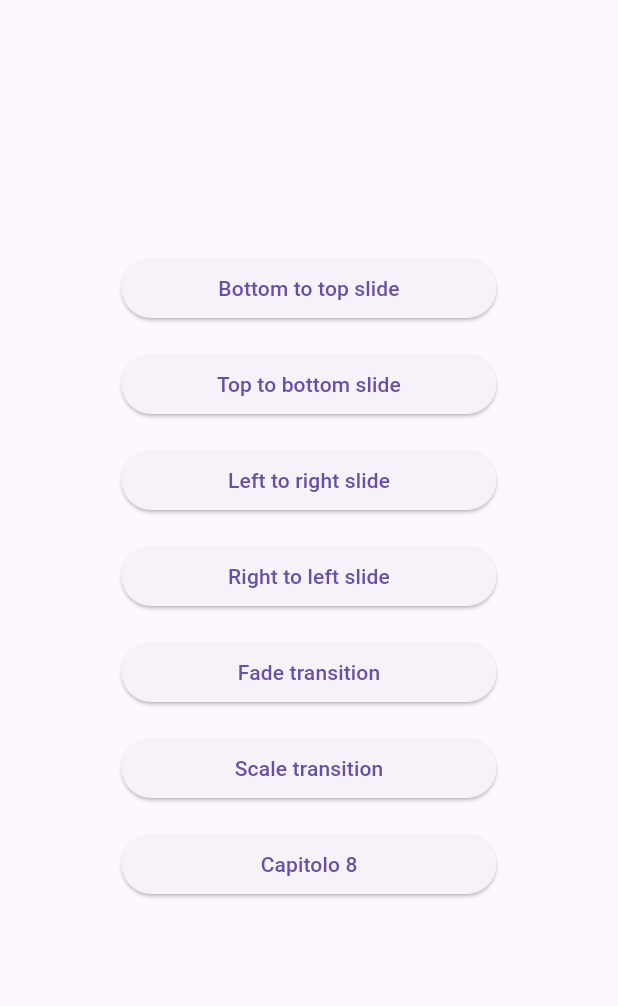
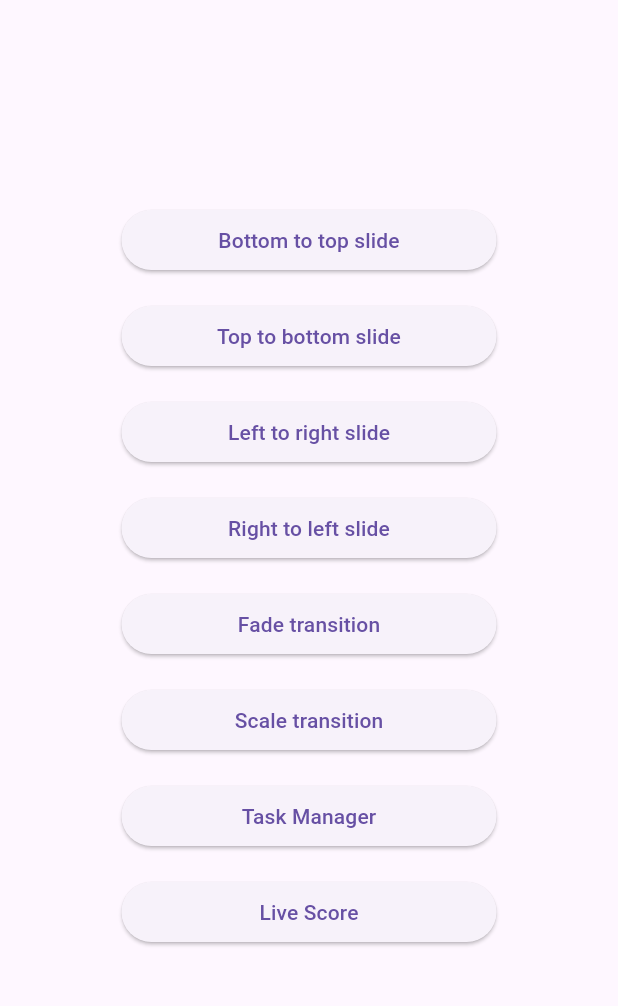
Before and after one commit to GianniGolino/flutter_course, a Flutter app: the screen it shows after launch, on a phone screen of 412 x 824 dp, the part 84-1090 px from its top. Run offline on Flutter 3.47's test engine with Material 3 defaults, Android fonts, the phone set to English and light mode, and no system bars; our stand-ins replace auto_size_text, gap.

Commit message:
Live Score - Implementazione UI

```diff
--- a/lib/pages/home_page.dart
+++ b/lib/pages/home_page.dart
@@ -1,5 +1,5 @@
 import 'package:flutter/material.dart';
-import 'package:flutter_animations/model/animation.dart';
+import 'package:flutter_animations/widgets/button_column_widget.dart';
 
 class HomePage extends StatelessWidget {
   const HomePage({super.key});
@@ -12,114 +12,7 @@ class HomePage extends StatelessWidget {
           elevation: 2,
           title: const Text('Animations'),
         ),
-        body: Center(
-          child: Column(
-            mainAxisAlignment: MainAxisAlignment.center,
-            children: [
-              SizedBox(
-                width: 250,
-                child: ElevatedButton(
-                  onPressed: () {
-                    Navigator.of(context).push(bottomToTopSlide());
-                  },
-                  child: const Text('Bottom to top slide'),
-                ),
-              ),
-              const Padding(
-                padding: EdgeInsets.only(bottom: 8.0),
-              ),
-              const Padding(
-                padding: EdgeInsets.only(top: 8.0),
-              ),
-              SizedBox(
-                width: 250,
-                child: ElevatedButton(
-                  onPressed: () {
-                    Navigator.of(context).push(topToBottomSlide());
-                  },
-                  child: const Text('Top to bottom slide'),
-                ),
-              ),
-              const Padding(
-                padding: EdgeInsets.only(bottom: 8.0),
-              ),
-              const Padding(
-                padding: EdgeInsets.only(top: 8.0),
-              ),
-              SizedBox(
-                width: 250,
-                child: ElevatedButton(
-                  onPressed: () {
-                    Navigator.of(context).push(leftToRightSlide());
-                  },
-                  child: const Text('Left to right slide'),
-                ),
-              ),
-              const Padding(
-                padding: EdgeInsets.only(bottom: 8.0),
-              ),
-              const Padding(
-                padding: EdgeInsets.only(top: 8.0),
-              ),
-              SizedBox(
-                width: 250,
-                child: ElevatedButton(
-                  onPressed: () {
-                    Navigator.of(context).push(rightToLeftSlide());
-                  },
-                  child: const Text('Right to left slide'),
-                ),
-              ),
-              const Padding(
-                padding: EdgeInsets.only(bottom: 8.0),
-              ),
-              const Padding(
-                padding: EdgeInsets.only(top: 8.0),
-              ),
-              SizedBox(
-                width: 250,
-                child: ElevatedButton(
-                  onPressed: () {
-                    Navigator.of(context).push(fadeTransition());
-                  },
-                  child: const Text('Fade transition'),
-                ),
-              ),
-              const Padding(
-                padding: EdgeInsets.only(bottom: 8.0),
-              ),
-              const Padding(
-                padding: EdgeInsets.only(top: 8.0),
-              ),
-              SizedBox(
-                width: 250,
-                child: ElevatedButton(
-                  onPressed: () {
-                    Navigator.of(context).push(scaleTransition());
-                  },
-                  child: const Text('Scale transition'),
-                ),
-              ),
-              const Padding(
-                padding: EdgeInsets.only(bottom: 8.0),
-              ),
-              const Padding(
-                padding: EdgeInsets.only(top: 8.0),
-              ),
-              SizedBox(
-                width: 250,
-                child: ElevatedButton(
-                  onPressed: () {
-                    Navigator.of(context).push(
-                      toChapter8(),
-                    );
-                  },
-                  child: const Text('Capitolo 8'),
-                ),
-              ),
-            ],
-          ),
-        ),
+        body: const ButtonColumnWidget(),
       ),
     );
   }
--- /dev/null
+++ b/lib/widgets/button_column_widget.dart
@@ -0,0 +1,114 @@
+import 'package:flutter/material.dart';
+import 'package:flutter_animations/model/animation.dart';
+import 'package:flutter_animations/pages/live_score_page.dart';
+import 'package:gap/gap.dart';
+
+class ButtonColumnWidget extends StatelessWidget {
+  const ButtonColumnWidget({super.key});
+
+  @override
+  Widget build(BuildContext context) {
+    return Center(
+      child: Column(
+        mainAxisAlignment: MainAxisAlignment.center,
+        children: [
+          SizedBox(
+            width: 250,
+            child: ElevatedButton(
+              onPressed: () {
+                Navigator.of(context).push(bottomToTopSlide());
+              },
+              child: const Text('Bottom to top slide'),
+            ),
+          ),
+          const Gap(16),
+          SizedBox(
+            width: 250,
+            child: ElevatedButton(
+              onPressed: () {
+                Navigator.of(context).push(topToBottomSlide());
+              },
+              child: const Text('Top to bottom slide'),
+            ),
+          ),
+          const Gap(16),
+          SizedBox(
+            width: 250,
+            child: ElevatedButton(
+              onPressed: () {
+                Navigator.of(context).push(leftToRightSlide());
+              },
+              child: const Text('Left to right slide'),
+            ),
+          ),
+          const Gap(16),
+          SizedBox(
+            width: 250,
+            child: ElevatedButton(
+              onPressed: () {
+                Navigator.of(context).push(rightToLeftSlide());
+              },
+              child: const Text('Right to left slide'),
+            ),
+          ),
+          const Gap(16),
+          SizedBox(
+            width: 250,
+            child: ElevatedButton(
+              onPressed: () {
+                Navigator.of(context).push(fadeTransition());
+              },
+              child: const Text('Fade transition'),
+            ),
+          ),
+          const Gap(16),
+          SizedBox(
+            width: 250,
+            child: ElevatedButton(
+              onPressed: () {
+                Navigator.of(context).push(scaleTransition());
+              },
+              child: const Text('Scale transition'),
+            ),
+          ),
+          const Gap(16.0),
+          SizedBox(
+            width: 250,
+            child: ElevatedButton(
+              onPressed: () {
+                Navigator.of(context).push(
+                  toChapter8(),
+                );
+              },
+              child: const Text('Task Manager'),
+            ),
+          ),
+          const Gap(16),
+          SizedBox(
+            width: 250,
+            child: ElevatedButton(
+              onPressed: () {
+                Navigator.of(context).push(PageRouteBuilder(
+                  pageBuilder: (context, animation, secondaryAnimation) =>
+                      const LiveScorePage(),
+                  transitionsBuilder:
+                      (context, animation, secondaryAnimation, child) {
+                    return ScaleTransition(
+                        scale: animation.drive(
+                          Tween(
+                            begin: 0.0,
+                            end: 1.0,
+                          ),
+                        ),
+                        child: child);
+                  },
+                ));
+              },
+              child: const Text('Live Score'),
+            ),
+          ),
+        ],
+      ),
+    );
+  }
+}
--- a/lib/widgets/task_input_row_widget.dart
+++ b/lib/widgets/task_input_row_widget.dart
@@ -23,7 +23,6 @@ class _TaskInputRowWidgetState extends State<TaskInputRowWidget> {
   Widget build(BuildContext context) {
     return Padding(
       padding: const EdgeInsets.only(top: 16.0),
-      //potentially create a separate widget
       child: Row(
         mainAxisAlignment: MainAxisAlignment.center,
         children: [
--- a/pubspec.yaml
+++ b/pubspec.yaml
@@ -9,6 +9,8 @@ environment:
 dependencies:
   flutter:
     sdk: flutter
+  auto_size_text: ^3.0.0
+  gap: ^3.0.1
 
 dev_dependencies:
   flutter_test:
@@ -17,3 +19,6 @@ dev_dependencies:
 
 flutter:
   uses-material-design: true
+
+  assets:
+   - assets/images/
```
Also changed, not shown: lib/pages/live_score_page.dart (added, +40 -0 lines), lib/pages/tasks_page.dart (+4 -4 lines), lib/widgets/live_score_board_widget.dart (added, +61 -0 lines), lib/widgets/title_row_widget.dart (+10 -6 lines), lib/widgets/update_score_widget.dart (added, +131 -0 lines), assets/images/n_logo.png (added), pubspec.lock.
